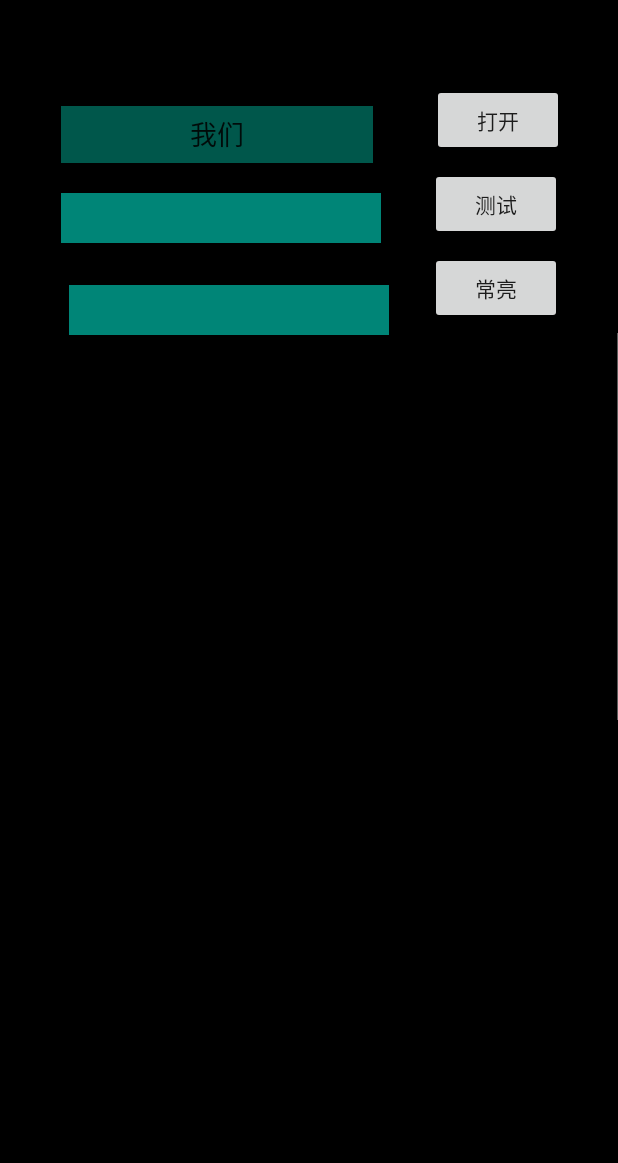
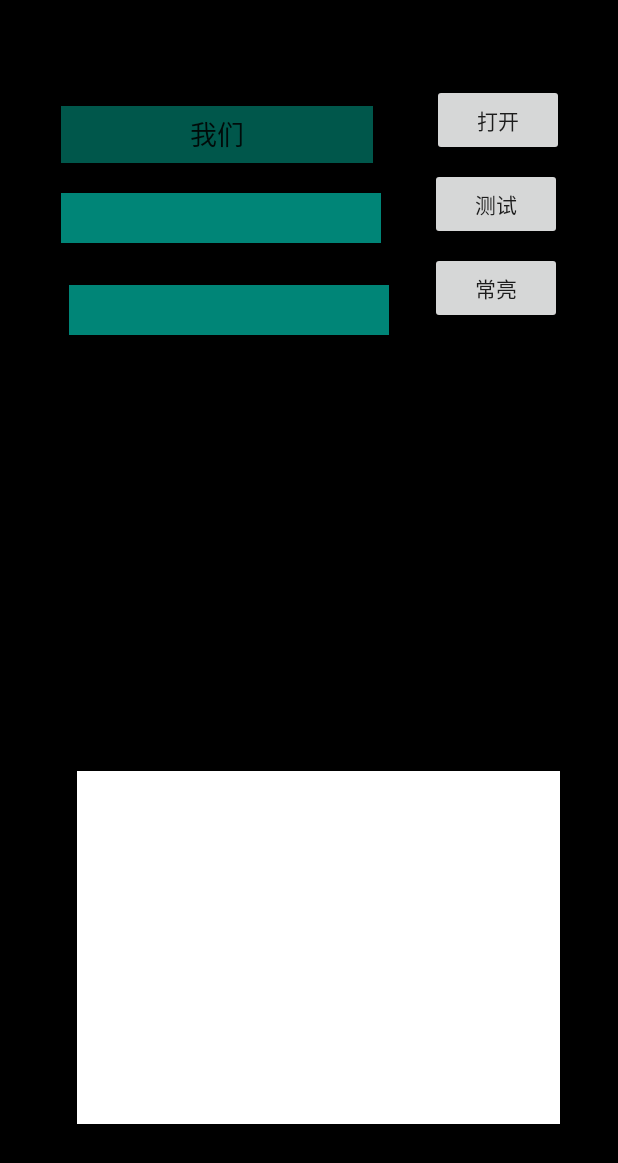
Before and after one commit to KongoHuster/SIE_SeedClass, an Android app: the layout activity_main.xml on its own in the app's theme, with its tools: preview values and no code run, on a phone screen of 412 x 824 dp. Shown: the top 1163 px of the screen. Run offline under Robolectric (Android 15) with nearby library versions, the phone set to English and light mode, and no system bars.

Commit message:
设置button键

```diff
--- a/app/src/main/java/e/yizii/sie/MainActivity.java
+++ b/app/src/main/java/e/yizii/sie/MainActivity.java
@@ -2,8 +2,8 @@ package e.yizii.sie;
 
 import android.Manifest;
 import android.content.pm.PackageManager;
+import android.graphics.Color;
 import android.hardware.Camera;
-import android.icu.util.Measure;
 import android.os.Build;
 import android.os.Handler;
 import android.os.Looper;
@@ -21,14 +21,13 @@ import java.io.IOException;
 import java.util.regex.Matcher;
 import java.util.regex.Pattern;
 
-import javax.crypto.spec.OAEPParameterSpec;
 
 
 public class MainActivity extends AppCompatActivity {
 
     boolean buttonSet = true;
     private static final String TAG = "MainActivity";
-    private Button button1, button2,button3;
+    private Button button1, button2,button3,button4;
     private ImageView imageView;
     private Boolean Stop = false;
     private EditText editText,editText3;
@@ -45,6 +44,7 @@ public class MainActivity extends AppCompatActivity {
         button1 = findViewById(R.id.button);
         button2 = findViewById(R.id.button2);
         button3 = findViewById(R.id.button3);
+        button4 = findViewById(R.id.button4);
 
         if (Build.VERSION.SDK_INT >= Build.VERSION_CODES.M) {
             if (checkSelfPermission(Manifest.permission.CAMERA) != PackageManager.PERMISSION_GRANTED) {
@@ -186,8 +186,6 @@ public class MainActivity extends AppCompatActivity {
         button2.setOnClickListener(new View.OnClickListener() {
             public void onClick(View v) {
                 Looper looper = Looper.myLooper();//取得当前线程里的looper
-                final MyHandler mHandler = new MyHandler(looper);//构造一个handler使之可与looper通信
-                final textHandler textHandler = new textHandler(looper);//构造一个handler使之可与looper通信
                 if (buttonSet == true) {
                     button2.setText("关闭");
                     imageView.setVisibility(View.VISIBLE);
@@ -200,104 +198,35 @@ public class MainActivity extends AppCompatActivity {
                         public void run() {
                             Log.i(TAG, "run: ");
                             buttonSet = false;
-
                             int texthead = 0x55;
-                            OpenCameraTure();
+                            long tureTime = System.currentTimeMillis();
+                            long falseTime = System.currentTimeMillis();
                             boolean[] result = hexToBool(texthead);
-                            mHandler.removeMessages(0);
-                            textHandler.removeMessages(0);
-                            Message message = textHandler.obtainMessage(1, 1, 1, "0x" + Integer.toHexString(0x55));
-                            textHandler.sendMessage(message);
-
+                            Stop = false;
+                            while (!Stop) {
                                 for (int i = 0; i < result.length; i++) {
                                     if (result[i] == true) {
-//                                    OpenCameraTure();
-                                    OpenCamera();
-                                    msgStr[0] = Withe;
+                                        tureTime = System.currentTimeMillis();
+                                        Log.i(TAG, "run: " + Long.toString(Math.abs(tureTime-falseTime)));
+                                        button4.setBackgroundColor(Color.WHITE);
                                     } else {
-                                    msgStr[0] = Black;
-                                    CloseCamera();
+                                        falseTime = System.currentTimeMillis();
+                                        Log.i(TAG, "run: " + Long.toString(Math.abs(tureTime-falseTime)));
+                                        button4.setBackgroundColor(Color.BLACK);
                                     }
-                                Message m = mHandler.obtainMessage(1, 1, 1, msgStr[0]);//构造要传递的消息
-                                mHandler.sendMessage(m);//发送消息:系统会自动调用handleMessage方法来处理消息
+
                                     try {
-                                    Thread.sleep(50);
+                                        Thread.sleep(49);
                                     } catch (InterruptedException e) {
                                         e.printStackTrace();
                                     }
                                 }
-
-                            if (buttonSet == false)
-                            {
-                                for (int head = 0x01; buttonSet==false; head++) {
-                                    result = hexToBool(head);
-                                    mHandler.removeMessages(0);
-                                    textHandler.removeMessages(0);
-                                    message = textHandler.obtainMessage(1, 1, 1, "0x" + Integer.toHexString(head));
-                                    textHandler.sendMessage(message);
-
-                                    for (int i = 0; i < result.length; i++) {
-                                        if (result[i] == true) {
-                                            msgStr[0] = Withe;
-//                                            OpenCameraTure();
-
-                                            OpenCamera();
-                                        } else {
-                                            msgStr[0] = Black;
-                                            CloseCamera();
                             }
-                                        Message m = mHandler.obtainMessage(1, 1, 1, msgStr[0]);//构造要传递的消息
-                                        mHandler.sendMessage(m);//发送消息:系统会自动调用handleMessage方法来处理消息
-                                        try {
-                                            Thread.sleep(50);
-                                        } catch (InterruptedException e) {
-                                            e.printStackTrace();
-                                        }
-                                    }
-
-                                    if(head == 0x40)
-                                        buttonSet=true;
-                                }
-                            }
-
-                            //添加0x0D
-                            int end = 0x0D;
-                            result = hexToBool(end);
-                            mHandler.removeMessages(0);
-                            textHandler.removeMessages(0);
-                            message = textHandler.obtainMessage(1, 1, 1, "0x" + Integer.toHexString(0x0D));
-                            textHandler.sendMessage(message);
-
-                            for (int i = 0; i < result.length; i++) {
-                                if (result[i] == true) {
-                                    msgStr[0] = Withe;
-                                    OpenCamera();
-                                } else {
-                                    msgStr[0] = Black;
-                                    CloseCamera();
-                                }
-                                Message m = mHandler.obtainMessage(1, 1, 1, msgStr[0]);//构造要传递的消息
-                                mHandler.sendMessage(m);//发送消息:系统会自动调用handleMessage方法来处理消息
-                                try {
-                                    Thread.sleep(50);
-                                } catch (InterruptedException e) {
-                                    e.printStackTrace();
-                                }
-                            }
-
-                            message = textHandler.obtainMessage(1, 1, 1, "结束");
-                            textHandler.sendMessage(message);
-
                         }
                     };
                     thread.start();
                 }else {
                     button2.setText("测试");
-                    imageView.setVisibility(View.INVISIBLE);
-                    CloseCameraTure();
-                    textHandler.removeMessages(0);
-                    Message message = textHandler.obtainMessage(1, 1, 1, "0x0");
-                    textHandler.sendMessage(message);
                     buttonSet = true;
                     Stop = true;
                 }
@@ -311,25 +240,12 @@ public class MainActivity extends AppCompatActivity {
                     final textHandler textHandler = new textHandler(looper);//构造一个handler使之可与looper通信
                     if (buttonSet == true) {
                         button3.setText("关闭");
-                        imageView.setVisibility(View.VISIBLE);
-                        final String[] msgStr = {""};
-                        mHandler.removeMessages(0);
-                        textHandler.removeMessages(0);
-                        Message message = textHandler.obtainMessage(1, 1, 1, "0x" + Integer.toHexString(0x01));
-                        textHandler.sendMessage(message);
-
-//                        OpenCameraTure();
-                        OpenCamera();
-
-                        msgStr[0] = Withe;
-                        Message m = mHandler.obtainMessage(1, 1, 1, msgStr[0]);//构造要传递的消息
-                        mHandler.sendMessage(m);
+                        button4.setBackgroundColor(Color.BLACK);
                         buttonSet = false;
 
                     }else {
                         button3.setText("常亮");
-                        imageView.setVisibility(View.INVISIBLE);
-//                        CloseCamera();
+                        button4.setBackgroundColor(Color.WHITE);
                         textHandler.removeMessages(0);
                         Message message = textHandler.obtainMessage(1, 1, 1, "0x0");
                         textHandler.sendMessage(message);
--- a/app/src/main/res/layout/activity_main.xml
+++ b/app/src/main/res/layout/activity_main.xml
@@ -69,7 +69,6 @@
         android:layout_height="398dp"
         android:layout_marginTop="152dp"
         android:layout_weight="0.4"
-        android:src="@mipmap/timg"
         app:layout_constraintTop_toTopOf="parent"
         tools:ignore="MissingConstraints"
         tools:layout_editor_absoluteX="0dp" />
@@ -130,5 +129,23 @@
         app:layout_constraintStart_toStartOf="parent"
         app:layout_constraintTop_toBottomOf="@+id/editText3" />
 
+    <Button
+        android:id="@+id/button4"
+        android:layout_width="322dp"
+        android:layout_height="235dp"
+        android:layout_marginStart="8dp"
+        android:layout_marginLeft="8dp"
+        android:layout_marginTop="8dp"
+        android:layout_marginEnd="8dp"
+        android:layout_marginRight="8dp"
+        android:layout_marginBottom="8dp"
+        android:background="@color/colorWhite"
+        app:layout_constraintBottom_toBottomOf="parent"
+        app:layout_constraintEnd_toEndOf="parent"
+        app:layout_constraintHorizontal_bias="0.585"
+        app:layout_constraintStart_toStartOf="parent"
+        app:layout_constraintTop_toTopOf="parent"
+        app:layout_constraintVertical_bias="0.884" />
+
 
 </android.support.constraint.ConstraintLayout>
```
Lines whose indentation alone changed are shown as unchanged.
